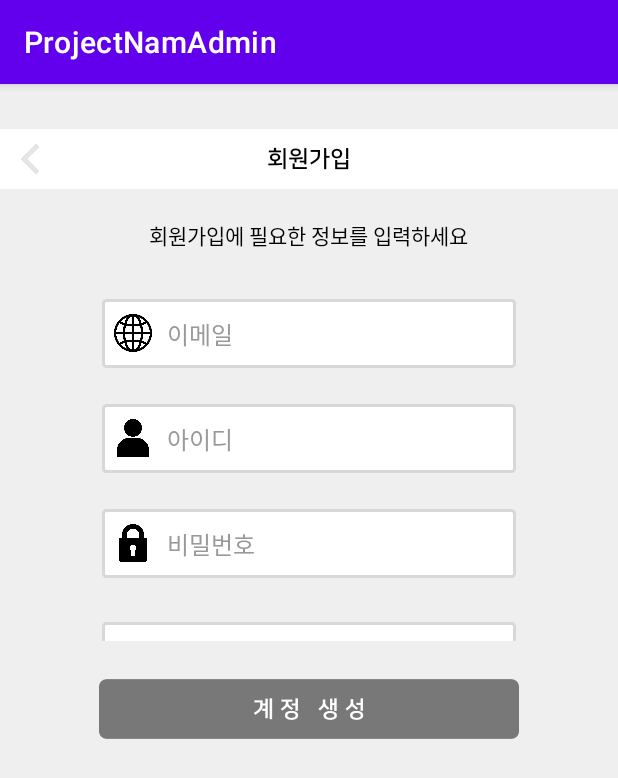
After one commit to tmdngk0314/ProjectNamAdmin, an Android app: the SignUpActivity screen opened directly, with no data from a screen before it, on a phone screen of 412 x 824 dp. The commit adds this screen. Shown: the top 778 px of the screen. Run offline under Robolectric (Android 15) with nearby library versions, the phone set to English and light mode, and no system bars.

Commit message:
[ADD] 회원가입 디자인 추가

```diff
--- a/app/src/main/AndroidManifest.xml
+++ b/app/src/main/AndroidManifest.xml
@@ -9,6 +9,12 @@
         android:roundIcon="@mipmap/ic_launcher_round"
         android:supportsRtl="true"
         android:theme="@style/Theme.ProjectNamAdmin">
+        <activity
+            android:name=".SignUpActivity"
+            android:exported="false" />
+        <activity
+            android:name=".LockerListActivity"
+            android:exported="false" />
         <activity
             android:name=".SelectActivity"
             android:exported="false" />
--- /dev/null
+++ b/app/src/main/java/com/example/projectnamadmin/SignUpActivity.java
@@ -0,0 +1,14 @@
+package com.example.projectnamadmin;
+
+import androidx.appcompat.app.AppCompatActivity;
+
+import android.os.Bundle;
+
+public class SignUpActivity extends AppCompatActivity {
+
+    @Override
+    protected void onCreate(Bundle savedInstanceState) {
+        super.onCreate(savedInstanceState);
+        setContentView(R.layout.activity_sign_up);
+    }
+}
--- /dev/null
+++ b/app/src/main/res/layout/activity_sign_up.xml
@@ -0,0 +1,274 @@
+<?xml version="1.0" encoding="utf-8"?>
+<RelativeLayout xmlns:android="http://schemas.android.com/apk/res/android"
+    xmlns:tools="http://schemas.android.com/tools"
+    android:layout_width="match_parent"
+    android:layout_height="match_parent"
+    android:background="#efefef"
+    tools:context=".SignUpActivity">
+
+    <RelativeLayout
+        android:id="@+id/firstRela"
+        android:layout_width="match_parent"
+        android:layout_height="40dp"
+        android:layout_marginTop="30dp"
+        android:background="#ffffff">
+
+        <ImageButton
+            android:layout_width="20dp"
+            android:layout_height="20dp"
+            android:layout_centerVertical="true"
+            android:layout_marginStart="10dp"
+            android:background="@drawable/left_arrow"
+            android:contentDescription="StringValue"/>
+
+        <TextView
+            android:layout_width="wrap_content"
+            android:layout_height="wrap_content"
+            android:layout_centerInParent="true"
+            android:fontFamily="@font/nanumsquareb"
+            android:text="회원가입"
+            android:textColor="#000000"
+            android:textSize="15dp" />
+    </RelativeLayout>
+
+    <TextView
+        android:id="@+id/text1"
+        android:layout_width="wrap_content"
+        android:layout_height="wrap_content"
+        android:layout_below="@+id/firstRela"
+        android:layout_centerHorizontal="true"
+        android:layout_marginTop="20dp"
+        android:text="회원가입에 필요한 정보를 입력하세요"
+        android:textColor="#000000"
+        android:textSize="14dp" />
+
+    <ScrollView
+        android:id="@+id/scroll1"
+        android:layout_width="wrap_content"
+        android:layout_height="250dp"
+        android:layout_below="@+id/text1"
+        android:layout_centerHorizontal="true"
+        android:scrollbars="none"
+        android:layout_marginTop="10dp">
+
+        <RelativeLayout
+            android:layout_width="wrap_content"
+            android:layout_height="wrap_content">
+
+            <RelativeLayout
+                android:id="@+id/ReEmail"
+                android:layout_width="280dp"
+                android:layout_height="50dp"
+                android:layout_centerHorizontal="true"
+                android:layout_marginTop="20dp"
+                android:background="@drawable/border_gray">
+
+                <ImageView
+                    android:id="@+id/emailImage"
+                    android:layout_width="25dp"
+                    android:layout_height="25dp"
+                    android:layout_centerVertical="true"
+                    android:layout_marginLeft="10dp"
+                    android:background="@drawable/globalization"/>
+
+                <EditText
+                    android:id="@+id/edt_email"
+                    android:layout_width="220dp"
+                    android:layout_height="50dp"
+                    android:layout_marginLeft="10dp"
+                    android:layout_marginTop="1dp"
+                    android:layout_toRightOf="@+id/emailImage"
+                    android:autofillHints="emailAddress"
+                    android:background="@android:color/transparent"
+                    android:hint="이메일"
+                    android:textColor="#000000"
+                    android:textColorHint="#999999"
+                    android:textSize="16dp" />  <!--edittext 밑줄제거 background-->
+            </RelativeLayout>
+
+            <TextView
+                android:id="@+id/tv_warning_email"
+                android:layout_width="220dp"
+                android:layout_height="25dp"
+                android:layout_below="@id/ReEmail"
+                android:layout_alignStart="@id/ReEmail"
+                android:layout_centerHorizontal="true"
+                android:layout_marginTop="0dp"
+                android:text="올바르지 않은 이메일입니다."
+                android:textColor="#FF0000"
+                android:textSize="10dp"
+                android:visibility="invisible" />
+
+            <RelativeLayout
+                android:id="@+id/ReID"
+                android:layout_width="280dp"
+                android:layout_height="50dp"
+                android:layout_below="@+id/ReEmail"
+                android:layout_centerHorizontal="true"
+                android:layout_marginTop="20dp"
+                android:background="@drawable/border_gray">
+
+                <ImageView
+                    android:id="@+id/IDImage"
+                    android:layout_width="25dp"
+                    android:layout_height="25dp"
+                    android:layout_centerVertical="true"
+                    android:layout_marginLeft="10dp"
+                    android:background="@drawable/user" />
+
+                <EditText
+                    android:id="@+id/edt_id"
+                    android:layout_width="220dp"
+                    android:layout_height="50dp"
+                    android:layout_marginLeft="10dp"
+                    android:layout_marginTop="1dp"
+                    android:layout_toRightOf="@+id/IDImage"
+                    android:autofillHints="username"
+                    android:background="@android:color/transparent"
+                    android:hint="아이디"
+                    android:textColor="#000000"
+                    android:textColorHint="#999999"
+                    android:textSize="16dp" />  <!--edittext 밑줄제거 background-->
+            </RelativeLayout>
+
+            <TextView
+                android:id="@+id/tv_warning_id"
+                android:layout_width="220dp"
+                android:layout_height="25dp"
+                android:layout_below="@id/ReID"
+                android:layout_alignStart="@id/ReEmail"
+                android:layout_centerHorizontal="true"
+                android:layout_marginTop="0dp"
+                android:text="아이디는 8~16자의 영문/숫자 조합으로 입력하세요."
+                android:textColor="#FF0000"
+                android:textSize="10dp"
+                android:visibility="invisible" />
+
+            <RelativeLayout
+                android:id="@+id/RePass"
+                android:layout_width="280dp"
+                android:layout_height="50dp"
+                android:layout_below="@+id/ReID"
+                android:layout_centerHorizontal="true"
+                android:layout_marginTop="20dp"
+                android:background="@drawable/border_gray">
+
+                <ImageView
+                    android:id="@+id/passwordImage"
+                    android:layout_width="25dp"
+                    android:layout_height="25dp"
+                    android:layout_centerVertical="true"
+                    android:layout_marginLeft="10dp"
+                    android:background="@drawable/password" />
+
+                <EditText
+                    android:id="@+id/edt_pw"
+                    android:layout_width="220dp"
+                    android:layout_height="50dp"
+                    android:layout_marginLeft="10dp"
+                    android:layout_marginTop="1dp"
+                    android:layout_toRightOf="@+id/passwordImage"
+                    android:background="@android:color/transparent"
+                    android:hint="비밀번호"
+                    android:inputType="textPassword"
+                    android:textColor="#000000"
+                    android:textColorHint="#999999"
+                    android:textSize="16dp" />  <!--edittext 밑줄제거 background-->
+            </RelativeLayout>
+
+            <TextView
+                android:id="@+id/tv_warning_pw"
+                android:layout_width="220dp"
+                android:layout_height="25dp"
+                android:layout_below="@id/RePass"
+                android:layout_alignStart="@id/ReEmail"
+                android:layout_centerHorizontal="true"
+                android:layout_marginTop="0dp"
+                android:text="비밀번호는 8~16자의 영문/숫자/특수문자( !@#$%^*() ) 조합으로 입력하세요."
+                android:textColor="#FF0000"
+                android:textSize="10dp"
+                android:visibility="invisible" />
+
+            <RelativeLayout
+                android:id="@+id/RePassCheck"
+                android:layout_width="280dp"
+                android:layout_height="50dp"
+                android:layout_below="@+id/RePass"
+                android:layout_centerHorizontal="true"
+                android:layout_marginTop="25dp"
+                android:background="@drawable/border_gray">
+
+                <EditText
+                    android:id="@+id/edt_pwchk"
+                    android:layout_width="220dp"
+                    android:layout_height="50dp"
+                    android:layout_marginLeft="10dp"
+                    android:layout_marginTop="1dp"
+                    android:background="@android:color/transparent"
+                    android:hint="비밀번호 확인"
+                    android:inputType="textPassword"
+                    android:textColor="#000000"
+                    android:textColorHint="#999999"
+                    android:textSize="16dp" />
+
+            </RelativeLayout>
+            <TextView
+                android:id="@+id/tv_warning_pwchk"
+                android:layout_width="220dp"
+                android:layout_height="25dp"
+                android:layout_below="@id/RePassCheck"
+                android:layout_centerHorizontal="true"
+                android:text="비밀번호가 일치하지 않습니다."
+                android:textColor="#FF0000"
+                android:textSize="10dp"
+                android:visibility="invisible" />
+            <RelativeLayout
+                android:id="@+id/ReCode"
+                android:layout_width="280dp"
+                android:layout_height="50dp"
+                android:layout_below="@+id/RePassCheck"
+                android:layout_centerHorizontal="true"
+                android:layout_marginTop="25dp"
+                android:background="@drawable/border_gray">
+
+                <EditText
+                    android:id="@+id/edt_code"
+                    android:layout_width="220dp"
+                    android:layout_height="50dp"
+                    android:layout_marginLeft="10dp"
+                    android:layout_marginTop="1dp"
+                    android:background="@android:color/transparent"
+                    android:hint="사물함 코드"
+                    android:inputType="textPassword"
+                    android:textColor="#000000"
+                    android:textColorHint="#999999"
+                    android:textSize="16dp" />
+
+            </RelativeLayout>
+            <TextView
+                android:id="@+id/tv_warning_code"
+                android:layout_width="220dp"
+                android:layout_height="25dp"
+                android:layout_below="@id/ReCode"
+                android:layout_centerHorizontal="true"
+                android:text="사물함코드가 존재하지 않습니다."
+                android:textColor="#FF0000"
+                android:textSize="10dp"
+                android:visibility="invisible" />
+
+        </RelativeLayout>
+    </ScrollView>
+
+
+
+    <ImageButton
+        android:id="@+id/btnMakeID"
+        android:layout_width="280dp"
+        android:layout_height="40dp"
+        android:layout_below="@+id/scroll1"
+        android:layout_centerHorizontal="true"
+        android:layout_marginTop="25dp"
+        android:background="@drawable/account_creation_fail" />
+
+
+</RelativeLayout>
```
Also changed, not shown: app/src/main/java/com/example/projectnamadmin/LockerListActivity.java (added, +14 -0 lines), app/src/main/res/layout/activity_locker_list.xml (added, +46 -0 lines), app/src/main/res/layout/activity_main.xml (+66 -24 lines), app/src/main/res/drawable-v24/account_creation_fail.png (added), app/src/main/res/drawable-v24/globalization.png (added).
